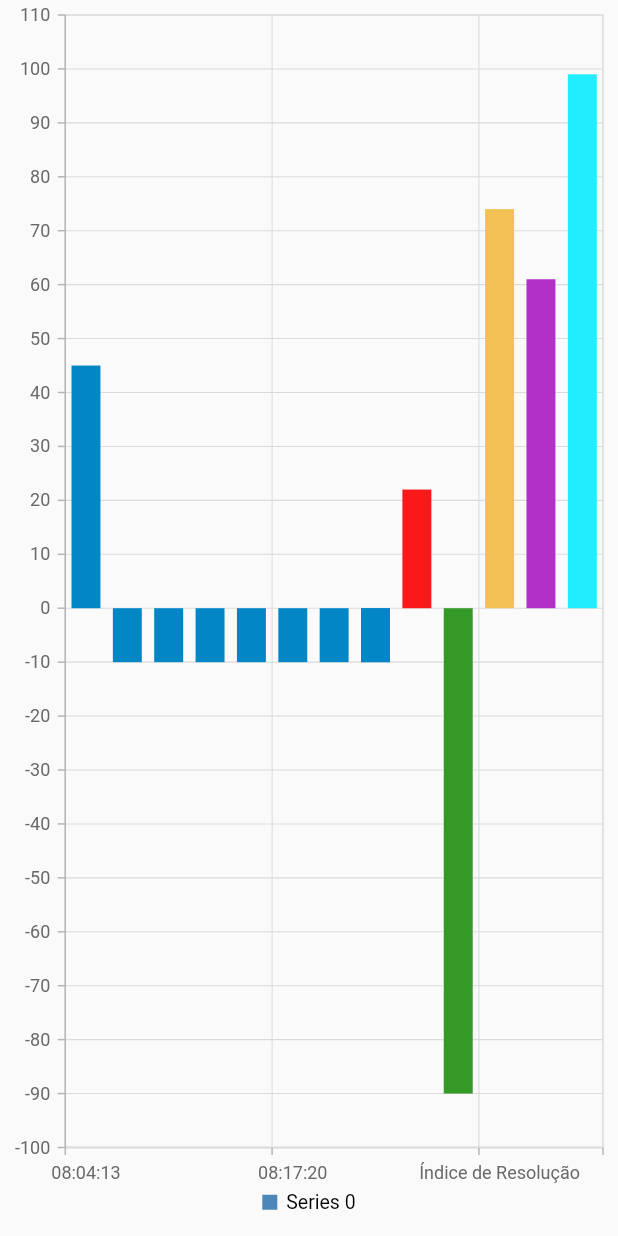
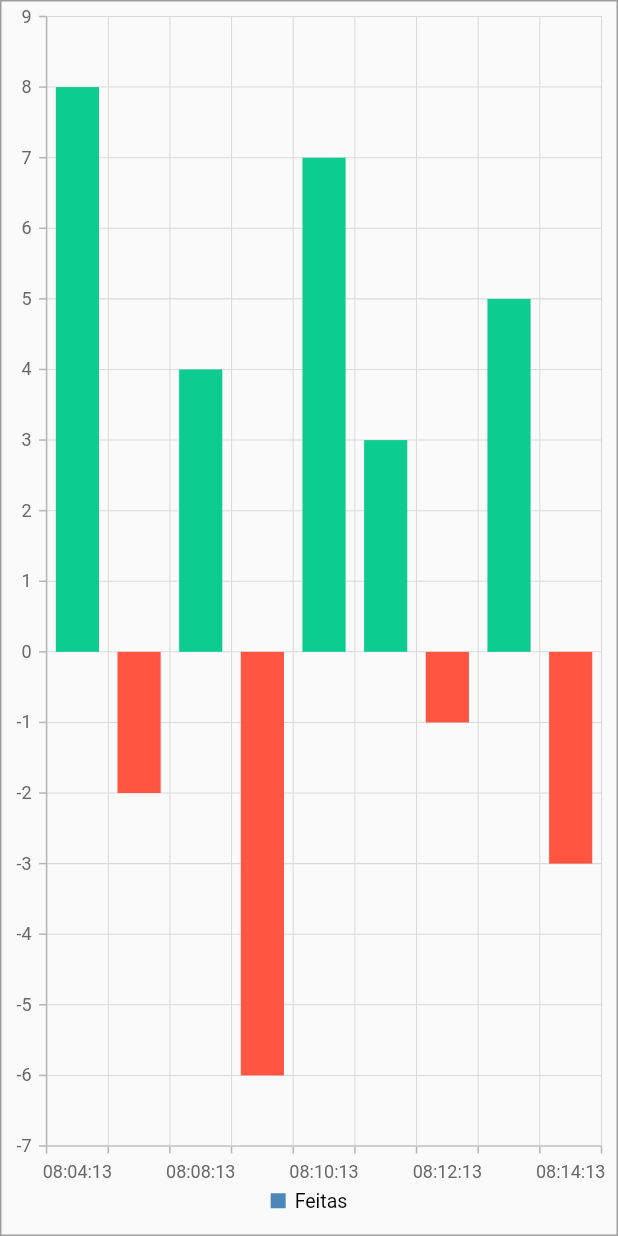
Before and after one commit to Tiago3F/Siga, a Flutter app: the _MyHomePage screen opened directly, on a phone screen of 412 x 824 dp. Run offline on Flutter 3.47's test engine with Material 2 defaults, Android fonts, the light colour scheme and no system bars; our stand-ins replace charts_flutter, dotted_line, font_awesome_flutter, get, google_fonts, syncfusion_flutter_charts and 1 more; missing offline and left inert: animated_widgets, dart:html, flutter_admin_scaffold; statements that could not run were skipped.

Commit message:
fix: :art: Refatoração de arquivos

```diff
--- a/lib/modules/home/models/performance_series.dart
+++ b/lib/modules/home/models/performance_series.dart
@@ -9,11 +9,3 @@ class GDPData {
   final int valor;
   final Color color;
 }
-
-class ChartData {
-  ChartData(this.x, this.y, this.color);
-
-  final String x;
-  final double y;
-  final Color color;
-}
--- /dev/null
+++ b/lib/modules/home/performance_grafic_column_panel.dart
@@ -0,0 +1,163 @@
+import 'package:flutter/material.dart';
+import 'package:syncfusion_flutter_charts/charts.dart';
+
+import 'models/performance_series.dart';
+
+class _MyHomePage extends StatefulWidget {
+  // ignore: prefer_const_constructors_in_immutables
+  _MyHomePage({Key? key}) : super(key: key);
+
+  @override
+  _MyHomePageState createState() => _MyHomePageState();
+}
+
+class _MyHomePageState extends State<_MyHomePage> {
+  late TooltipBehavior _tooltipBehavior;
+
+  @override
+  void initState() {
+    _tooltipBehavior = TooltipBehavior(enable: true, header: "Dados");
+    super.initState();
+  }
+
+  // Itens do gráfico
+  final List<ChartData> chartDataFeitas = [
+    ChartData('08:04:13', 8, Color(0xFF0dcc90)),
+    ChartData('08:06:13', -2, Color(0xFFff5541)),
+    ChartData('08:08:13', 4, Color(0xFF0dcc90)),
+    ChartData('08:09:13', -6, Color(0xFFff5541)),
+    ChartData('08:10:13', 7, Color(0xFF0dcc90)),
+    ChartData('08:11:13', 3, Color(0xFF0dcc90)),
+    ChartData('08:12:13', -1, Color(0xFFff5541)),
+    ChartData('08:13:13', 5, Color(0xFF0dcc90)),
+    ChartData('08:14:13', -3, Color(0xFFff5541)),
+  ];
+
+  final List<ChartData> chartDataFila = [
+    ChartData('08:04:13', 10, Color(0xFF0dcc90)),
+    ChartData('08:11:13', 10, Color(0xFF0dcc90)),
+  ];
+
+  final List<ChartData> chartDataTentativas = [
+    ChartData('08:04:13', 0, Color(0xFF8f5fbc)),
+  ];
+
+  final List<ChartData> chartDataRamal = [
+    ChartData('08:04:13', 0, Color(0xFFf5c955)),
+  ];
+
+  final List<ChartData> chartDataOcioso = [
+    ChartData('08:06:13', -2, Color(0xFFff5541)),
+  ];
+
+  final List<ChartData> chartDataPausa = [
+    ChartData('08:04:13', 0, Color(0xFFa7a2a4)),
+  ];
+
+  @override
+  Widget build(BuildContext context) {
+    return Scaffold(
+        body: Container(
+      decoration: BoxDecoration(border: Border.all(color: Colors.grey)),
+      child: SfCartesianChart(
+          onLegendItemRender: (LegendRenderArgs args) => legend(args),
+          legend: Legend(
+            isVisible: true,
+            overflowMode: LegendItemOverflowMode.wrap,
+            position: LegendPosition.bottom,
+            iconWidth: 10,
+            iconHeight: 10,
+            isResponsive: true,
+          ),
+          primaryXAxis: CategoryAxis(),
+          primaryYAxis: NumericAxis(),
+          tooltipBehavior: _tooltipBehavior,
+          series: <ChartSeries<ChartData, String>>[
+            StackedColumnSeries<ChartData, String>(
+              animationDuration: 500,
+              dataSource: chartDataFeitas,
+              xValueMapper: (ChartData data, _) => data.x,
+              yValueMapper: (ChartData data, _) => data.y,
+              enableTooltip: true,
+              legendItemText: "Feitas",
+              pointColorMapper: (ChartData data, _) => data.color,
+            ),
+            // StackedColumnSeries<ChartData, String>(
+            //   animationDuration: 500,
+            //   dataSource: chartDataFila,
+            //   xValueMapper: (ChartData data, _) => data.x,
+            //   yValueMapper: (ChartData data, _) => data.y,
+            //   enableTooltip: true,
+            //   legendItemText: "Fila",
+            //   color: Color(0xFF0dcc90),
+            //   pointColorMapper: (ChartData data, _) => data.color,
+            // ),
+            // StackedColumnSeries<ChartData, String>(
+            //   animationDuration: 500,
+            //   dataSource: chartDataTentativas,
+            //   xValueMapper: (ChartData data, _) => data.x,
+            //   yValueMapper: (ChartData data, _) => data.y,
+            //   enableTooltip: true,
+            //   legendItemText: "Tentativas",
+            //   color: Color(0xFF8f5fbc),
+            //   pointColorMapper: (ChartData data, _) => data.color,
+            // ),
+            // StackedColumnSeries<ChartData, String>(
+            //   animationDuration: 500,
+            //   dataSource: chartDataRamal,
+            //   xValueMapper: (ChartData data, _) => data.x,
+            //   yValueMapper: (ChartData data, _) => data.y,
+            //   enableTooltip: true,
+            //   legendItemText: "Ramal",
+            //   color: Color(0xFFf5c955),
+            //   pointColorMapper: (ChartData data, _) => data.color,
+            // ),
+            // StackedColumnSeries<ChartData, String>(
+            //   animationDuration: 500,
+            //   dataSource: chartDataOcioso,
+            //   xValueMapper: (ChartData data, _) => data.x,
+            //   yValueMapper: (ChartData data, _) => data.y,
+            //   enableTooltip: true,
+            //   legendItemText: "Ocioso",
+            //   color: Color(0xFFff5541),
+            //   pointColorMapper: (ChartData data, _) => data.color,
+            // ),
+            // StackedColumnSeries<ChartData, String>(
+            //   animationDuration: 500,
+            //   dataSource: chartDataPausa,
+            //   xValueMapper: (ChartData data, _) => data.x,
+            //   yValueMapper: (ChartData data, _) => data.y,
+            //   enableTooltip: true,
+            //   legendItemText: "Pausa",
+            //   color: Color(0xFFa7a2a4),
+            //   pointColorMapper: (ChartData data, _) => data.color,
+            // ),
+          ]),
+    ));
+  }
+}
+
+class ChartData {
+  ChartData(this.x, this.y, this.color);
+
+  final String x;
+  final double y;
+  final Color color;
+}
+
+// Controle de icones da legenda
+void legend(LegendRenderArgs args) {
+  args.legendIconType = LegendIconType.circle;
+}
+
+class PerformanceGraficColumnPanel extends StatelessWidget {
+  @override
+  Widget build(BuildContext context) {
+    return Scaffold(
+      body: Container(
+          alignment: Alignment.topLeft,
+          padding: const EdgeInsets.all(10),
+          child: _MyHomePage()),
+    );
+  }
+}
--- a/lib/modules/home/radial.dart
+++ b/lib/modules/home/performance_grafic_radial_panel.dart
@@ -196,7 +196,7 @@ class _StackedAreaCustomColorLineChartState
   }
 }
 
-class PerformanceGraficPanel extends StatelessWidget {
+class PerformanceGraficRadialPanel extends StatelessWidget {
   @override
   Widget build(BuildContext context) {
     return Scaffold(
--- a/lib/modules/home/stacked_area_line.dart
+++ /dev/null
@@ -1,104 +0,0 @@
-import 'package:flutter/material.dart';
-import 'package:syncfusion_flutter_charts/charts.dart';
-
-import 'models/performance_series.dart';
-
-class _MyHomePage extends StatefulWidget {
-  // ignore: prefer_const_constructors_in_immutables
-  _MyHomePage({Key? key}) : super(key: key);
-
-  @override
-  _MyHomePageState createState() => _MyHomePageState();
-}
-
-class _MyHomePageState extends State<_MyHomePage> {
-  late List<ChartData> _chartData;
-  late TooltipBehavior _tooltipBehavior;
-
-  @override
-  void initState() {
-    _chartData = getChartData();
-    _tooltipBehavior = TooltipBehavior(enable: true);
-    super.initState();
-  }
-
-  // @override
-  // void initState() {
-  //   data = [
-  //     ChartData('CHN', 12),
-  //     ChartData('GER', 15),
-  //     ChartData('RUS', -30),
-  //     ChartData('BRZ', 6.4),
-  //     ChartData('IND', 14)
-  //   ];
-  //   _tooltip = TooltipBehavior(enable: true);
-  //   super.initState();
-  // }
-
-  // Itens do gráfico
-  List<ChartData> getChartData() {
-    final List<ChartData> chartData = [
-      ChartData('08:04:13', 45, Color(0xFF0386c6)),
-      ChartData('08:12:20', -10, Color(0xFF0386c6)),
-      ChartData('08:13:20', -10, Color(0xFF0386c6)),
-      ChartData('08:14:20', -10, Color(0xFF0386c6)),
-      ChartData('08:15:20', -10, Color(0xFF0386c6)),
-      ChartData('08:17:20', -10, Color(0xFF0386c6)),
-      ChartData('08:19:20', -10, Color(0xFF0386c6)),
-      ChartData('08:11:20', -10, Color(0xFF0386c6)),
-      ChartData('08:11:20', -10, Color(0xFF0386c6)),
-      ChartData('Rechamada', 22, Color(0xFFf91919)),
-      ChartData('Satisfação no Atendimento', -90, Color(0xFF359928)),
-      ChartData('Índice de Resolução', 74, Color(0xFFf3c056)),
-      ChartData('Pontuação', 61, Color(0xFFb130c8)),
-      ChartData('Monitoria de Qualidade', 99, Color(0xFF20eeff)),
-    ];
-    return chartData;
-  }
-
-  @override
-  Widget build(BuildContext context) {
-    return Scaffold(
-        body: SfCartesianChart(
-            onLegendItemRender: (LegendRenderArgs args) => legend(args),
-            legend: Legend(
-              isVisible: true,
-              overflowMode: LegendItemOverflowMode.wrap,
-              position: LegendPosition.bottom,
-              iconWidth: 10,
-              iconHeight: 10,
-              isResponsive: true,
-            ),
-            primaryXAxis: CategoryAxis(),
-            primaryYAxis: NumericAxis(),
-            tooltipBehavior: _tooltipBehavior,
-            series: <ChartSeries<ChartData, String>>[
-          ColumnSeries<ChartData, String>(
-            dataSource: _chartData,
-            xValueMapper: (ChartData data, _) => data.x,
-            yValueMapper: (ChartData data, _) => data.y,
-            dataLabelMapper: (ChartData data, _) => data.x,
-            sortFieldValueMapper: (ChartData data, _) => data.x,
-            enableTooltip: true,
-            pointColorMapper: (ChartData data, _) => data.color,
-          )
-        ]));
-  }
-}
-
-// Controle de icones da legenda
-void legend(LegendRenderArgs args) {
-  args.legendIconType = LegendIconType.circle;
-}
-
-class PerformanceGraficLinePanel extends StatelessWidget {
-  @override
-  Widget build(BuildContext context) {
-    return Scaffold(
-      body: Container(
-          alignment: Alignment.topLeft,
-          padding: const EdgeInsets.all(10),
-          child: _MyHomePage()),
-    );
-  }
-}
```
Also changed, not shown: lib/main.dart (+47 -53 lines), lib/modules/home/dashboard_screen.dart (+18 -23 lines).
